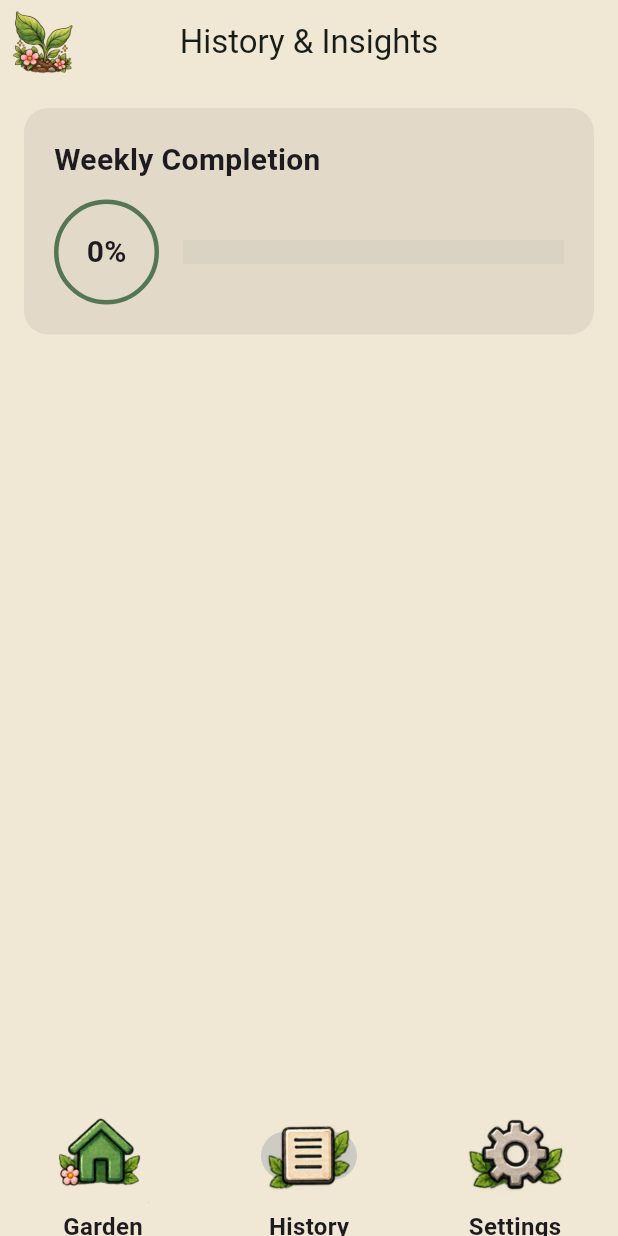
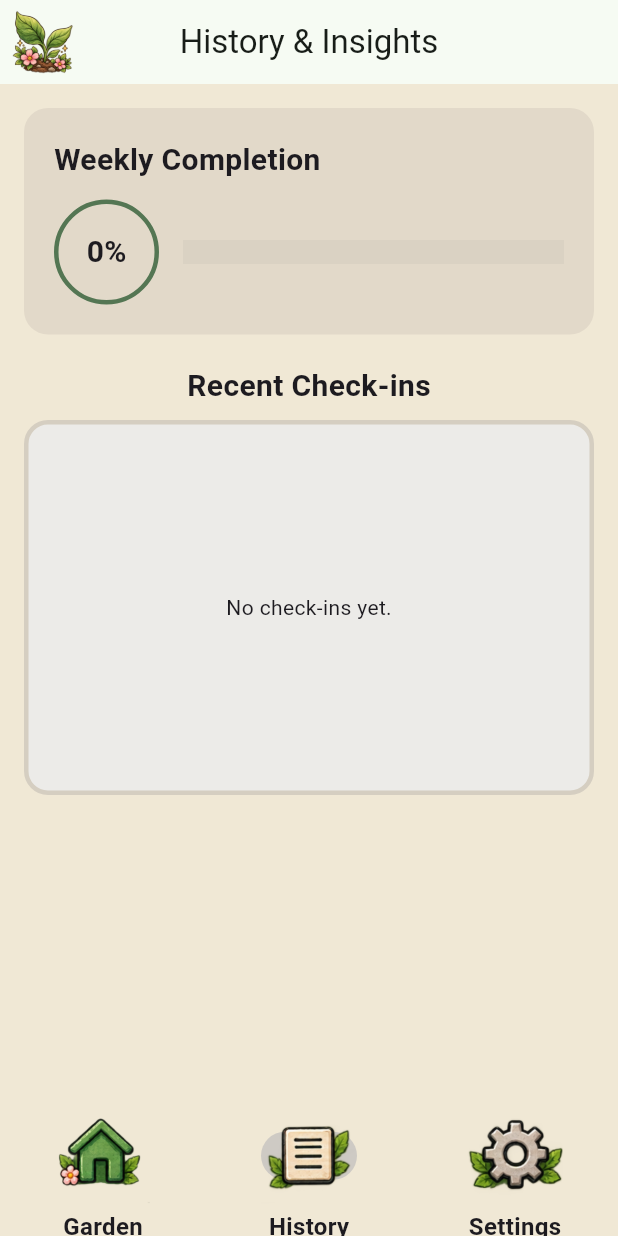
Before and after one commit to laprexious/habit-secret-garden-app, a Flutter app: the screen it shows after launch, item 2 of the bottom bar chosen, on a phone screen of 412 x 824 dp. Run offline on Flutter 3.47's test engine with Material 3 defaults, Android fonts, the phone set to English and light mode, and no system bars; our stand-ins replace sqflite; accounts and stored records are empty.

Commit message:
history screen layout scrolling

```diff
--- a/lib/Screens/history_screen.dart
+++ b/lib/Screens/history_screen.dart
@@ -12,6 +12,7 @@ class HistoryScreen extends StatefulWidget {
 // screen main build
 class _HistoryScreenState extends State<HistoryScreen> {
     late Future<Map<String, dynamic>> _historyFuture;
+    final ScrollController _scrollController = ScrollController();
     @override
     void initState() {
       super.initState();
@@ -35,9 +36,6 @@ class _HistoryScreenState extends State<HistoryScreen> {
   Widget build(BuildContext context) {
     return Scaffold(
       appBar: AppBar(
-        backgroundColor: Theme.of(context).scaffoldBackgroundColor,
-        surfaceTintColor: Colors.transparent,
-        elevation: 0,
         leading: Padding(
           padding: const EdgeInsets.all(4),
           child: Image.asset(
@@ -90,7 +88,7 @@ class _HistoryScreenState extends State<HistoryScreen> {
             padding: const EdgeInsets.all(16),
             child: Column(
               children: [
-                // Weekly Completion card card UI (modeled using homescreen)
+                // Weekly Completion card card UI and % (modeled using homescreen)
                 Container(
                   padding: const EdgeInsets.all(20),
                   decoration: BoxDecoration(
@@ -131,6 +129,7 @@ class _HistoryScreenState extends State<HistoryScreen> {
                             ),
                           ),
                           const SizedBox(width: 16),
+                          // smooth animation for bar progress
                           Expanded(
                             child: TweenAnimationBuilder<double>(
                               tween: Tween<double>(
@@ -155,6 +154,75 @@ class _HistoryScreenState extends State<HistoryScreen> {
                     ],
                   ),
                 ),
+                const SizedBox(height: 20),
+                const Text(
+                  'Recent Check-ins',
+                  style: TextStyle(
+                    fontSize: 20,
+                    fontWeight: FontWeight.w600,
+                  ),
+                ),
+                // set box size for scrolling and view of insights
+                const SizedBox(height: 8),
+                SizedBox(
+                  height: 250,
+                  child: Container(
+                    decoration: BoxDecoration(
+                      color: const Color.fromARGB(255, 236, 235, 232),
+                      borderRadius: BorderRadius.circular(16),
+                      border: Border.all(
+                        color: const Color(0xFFD5CEC1),
+                        width: 3,
+                      ),
+                    ),
+                    // edge case:
+                    child: checkIns.isEmpty
+                      ? const Center(
+                          child: Text('No check-ins yet.'),
+                        )
+                        // visual scroll to help user interaction
+                      : Scrollbar(
+                          thumbVisibility: true,
+                          controller: _scrollController,
+                          child: ListView.builder(
+                            itemCount: checkIns.length,
+                            itemBuilder: (context, index) {
+                              final checkIn = checkIns[index];
+                              // list card ui
+                              return Card(
+                                color: const Color(0xFFE2D9C9),
+                                child: ListTile(
+                                  leading: Image.asset('assets/images/filled-leaf.png'),
+                                  title: Text(
+                                    checkIn['checkInDate'],
+                                    textAlign: TextAlign.center,
+                                    style: const TextStyle(
+                                      fontSize: 16,
+                                      fontWeight: FontWeight.w600,
+                                    ),
+                                  ),
+                                  trailing: Row(
+                                    mainAxisSize: MainAxisSize.min,
+                                    children: [
+                                      IconButton(
+                                        icon: Image.asset('assets/images/edit-icon.png'),
+                                        // edit button logic to change date
+                                        onPressed: () {},
+                                      ),
+                                      IconButton(
+                                        icon: Image.asset('assets/images/delete-icon.png'),
+                                        // delete button logic to delete from history
+                                        onPressed: () {},
+                                      ),
+                                    ],
+                                  ),
+                                ),
+                              );
+                            },
+                          ),
+                        ),
+                  ),
+                ),
               ],
             ),
           );
```
